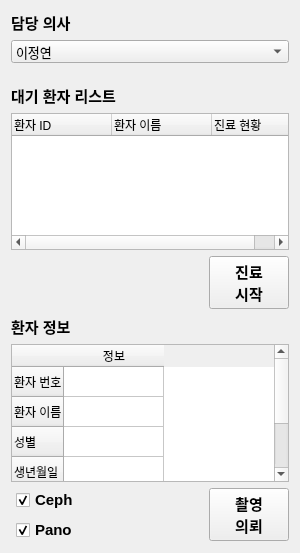
First picture: the form in ImageViewerSW/patientinfo.ui, repository Jeong0809/QT, before the edit.
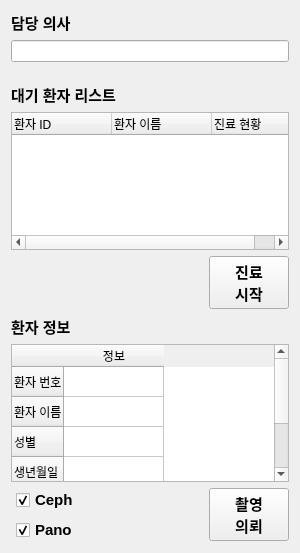
Second picture: the form after the edit.

```diff
--- a/ImageViewerSW/patientinfo.ui
+++ b/ImageViewerSW/patientinfo.ui
@@ -36,24 +36,7 @@
       </widget>
      </item>
      <item>
-      <widget class="QComboBox" name="comboBox_2">
-       <property name="font">
-        <font>
-         <pointsize>10</pointsize>
-         <bold>false</bold>
-        </font>
-       </property>
-       <item>
-        <property name="text">
-         <string>이정연</string>
-        </property>
-       </item>
-       <item>
-        <property name="text">
-         <string>New Item</string>
-        </property>
-       </item>
-      </widget>
+      <widget class="QLineEdit" name="lineEdit"/>
      </item>
      <item>
       <spacer name="verticalSpacer">
```
Left out of the diff: 3 changed lines with no effect on the pictures.
